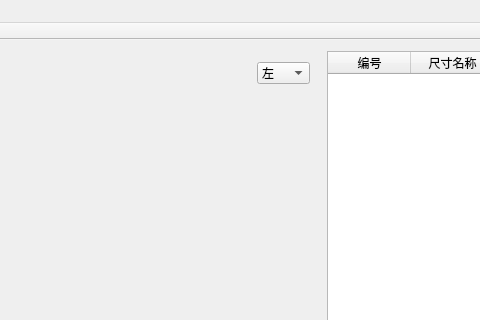
fengdongboy/measureView, file MeasureView/MeasureDataView.ui: the form before one commit; both pictures show x 363 to 843 and y 0 to 320 of the 957 by 746 pixel window.
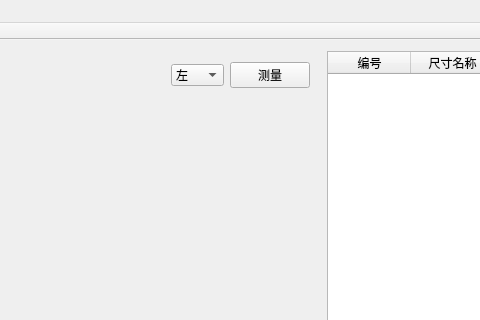
The form after the commit. Custom widgets are drawn as their Qt base class.

The edit to the form file:
```diff
--- a/MeasureView/MeasureDataView.ui
+++ b/MeasureView/MeasureDataView.ui
@@ -52,6 +52,13 @@
            </item>
           </widget>
          </item>
+         <item>
+          <widget class="QPushButton" name="pushButton_measure">
+           <property name="text">
+            <string>测量</string>
+           </property>
+          </widget>
+         </item>
         </layout>
        </item>
        <item>
```
Left out of the diff: 5 changed lines with no effect on the pictures.
